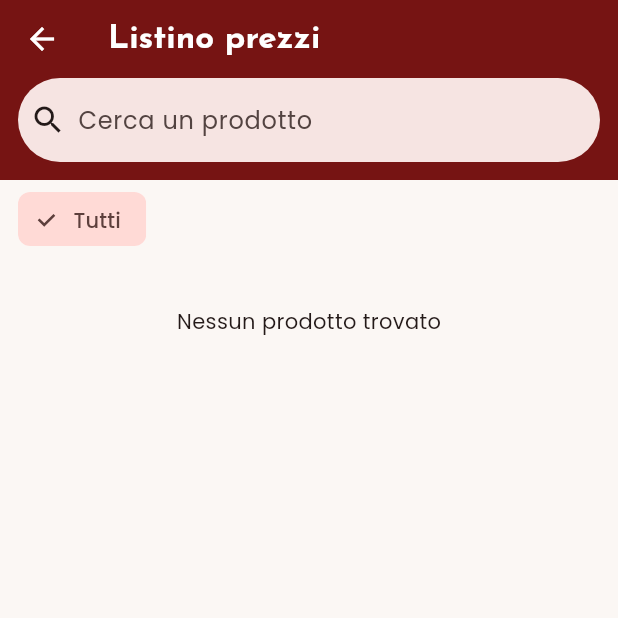
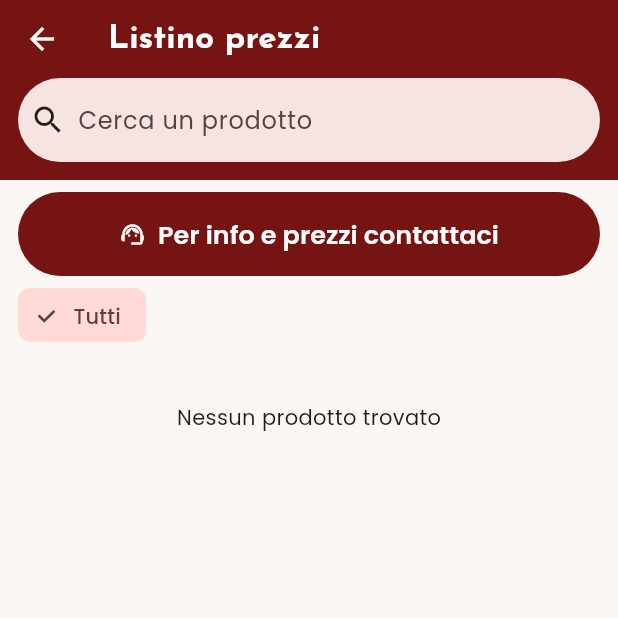
Before and after one commit to panchetto96/OrdinaFacile, a Flutter app: the CatalogScreen screen opened directly, on a phone screen of 412 x 824 dp, the top half of it. Run offline on Flutter 3.47's test engine with Material 3 defaults, Android fonts, the phone set to English and light mode, and no system bars; our stand-ins replace file_picker, image_picker, package_info_plus, supabase_flutter; missing offline and left inert: excel; accounts and stored records are empty; network calls fail.

Commit message:
Listino clienti: pulsante contatti, niente unità di vendita (#15)
Claude-Session: https://claude.ai/code/session_01ThEgTw8pGd9fJs3HHg6XYE

Co-authored-by: Claude <noreply@anthropic.com>

```diff
--- a/lib/config.dart
+++ b/lib/config.dart
@@ -3,3 +3,8 @@
 // Si possono sovrascrivere in build con --dart-define=SUPABASE_URL=... --dart-define=SUPABASE_KEY=...
 const supabaseUrl = String.fromEnvironment('SUPABASE_URL', defaultValue: 'https://stknnostvolacmuyvydk.supabase.co');
 const supabaseKey = String.fromEnvironment('SUPABASE_KEY', defaultValue: 'sb_publishable_wuqkGGvM2cuD9tv9Fm7Exg_IHOTx3Ey');
+
+// Contatti di Dofrelli Distribuzione mostrati ai clienti nel listino.
+const contactMobile = '331 2130481';
+const contactPhone = '06 20766404';
+const contactEmail = 'info@dofrellidistribuzione.it';
--- a/lib/format.dart
+++ b/lib/format.dart
@@ -20,15 +20,6 @@ String unitShort(String unit) => switch (unit) {
 /// "€ 12,50 / kg"
 String pricePerUnit(num price, String unit) => '${euro(price)} / ${unitLong(unit)}';
 
-/// Come si vende il prodotto, per i clienti (che non vedono i prezzi): "Al kg", "All'etto"...
-String soldBy(String unit) => switch (unit) {
-      'kg' => 'Al kg',
-      'etto' => 'All\'etto',
-      'lt' => 'Al litro',
-      'ct' => 'Al cartone',
-      _ => 'Al pezzo',
-    };
-
 /// Nome per esteso dell'unità, per i prezzi: "kg", "etto", "litro", "cartone", "pezzo".
 String unitLong(String unit) => switch (unit) {
       'kg' => 'kg',
--- a/lib/screens/customer/cart_screen.dart
+++ b/lib/screens/customer/cart_screen.dart
@@ -2,7 +2,6 @@ import 'package:flutter/material.dart';
 import 'package:provider/provider.dart';
 
 import '../../cart.dart';
-import '../../format.dart';
 import '../../repo.dart';
 import '../../ui.dart';
 import 'quantity_stepper.dart';
@@ -69,7 +68,6 @@ class _CartScreenState extends State<CartScreen> {
               for (final l in cart.lines) ...[
                 ListTile(
                   title: Text(l.product.name),
-                  subtitle: Text(soldBy(l.product.unit)),
                   trailing: QuantityStepper(product: l.product),
                 ),
                 const Divider(height: 1),
--- a/lib/screens/customer/catalog_screen.dart
+++ b/lib/screens/customer/catalog_screen.dart
@@ -2,10 +2,10 @@ import 'package:flutter/material.dart';
 import 'package:provider/provider.dart';
 
 import '../../cart.dart';
-import '../../format.dart';
 import '../../models.dart';
 import '../../repo.dart';
 import '../../ui.dart';
+import 'contact_banner.dart';
 import 'quantity_stepper.dart';
 
 class CatalogScreen extends StatefulWidget {
@@ -67,6 +67,7 @@ class _CatalogScreenState extends State<CatalogScreen> {
               .where((p) => _query.isEmpty || p.name.toLowerCase().contains(_query) || p.category.toLowerCase().contains(_query))
               .toList();
           return Column(children: [
+            const ContactBanner(),
             SizedBox(
               height: 52,
               child: ListView(
@@ -93,8 +94,6 @@ class _CatalogScreenState extends State<CatalogScreen> {
                           final p = shown[i];
                           return withCategoryHeader(context, [for (final s in shown) s.category], i, ListTile(
                             title: Text(p.name),
-                            // I clienti non vedono i prezzi: solo come si vende il prodotto.
-                            subtitle: Text(soldBy(p.unit)),
                             trailing: widget.ordering ? QuantityStepper(product: p) : null,
                           ));
                         },
--- /dev/null
+++ b/lib/screens/customer/contact_banner.dart
@@ -0,0 +1,65 @@
+import 'package:flutter/material.dart';
+import 'package:url_launcher/url_launcher.dart';
+
+import '../../config.dart';
+
+/// Pulsante in cima al listino: i clienti non vedono i prezzi, quindi per
+/// info e prezzi chiamano o scrivono al magazzino.
+class ContactBanner extends StatelessWidget {
+  const ContactBanner({super.key});
+
+  Future<void> _open(BuildContext context, Uri uri) async {
+    if (!await launchUrl(uri, mode: LaunchMode.externalApplication) && context.mounted) {
+      ScaffoldMessenger.of(context).showSnackBar(const SnackBar(content: Text('Impossibile aprire il contatto')));
+    }
+  }
+
+  void _show(BuildContext context) {
+    String digits(String n) => n.replaceAll(' ', '');
+    showModalBottomSheet<void>(
+      context: context,
+      showDragHandle: true,
+      builder: (ctx) => SafeArea(
+        child: Column(mainAxisSize: MainAxisSize.min, children: [
+          Text('Per info e prezzi contattaci', style: Theme.of(ctx).textTheme.titleLarge),
+          const SizedBox(height: 8),
+          ListTile(
+            leading: const Icon(Icons.smartphone),
+            title: const Text('Chiama il cellulare'),
+            subtitle: const Text(contactMobile),
+            onTap: () => _open(context, Uri(scheme: 'tel', path: digits(contactMobile))),
+          ),
+          ListTile(
+            leading: const Icon(Icons.phone),
+            title: const Text('Chiama l\'ufficio'),
+            subtitle: const Text(contactPhone),
+            onTap: () => _open(context, Uri(scheme: 'tel', path: digits(contactPhone))),
+          ),
+          ListTile(
+            leading: const Icon(Icons.email_outlined),
+            title: const Text('Scrivi una email'),
+            subtitle: const Text(contactEmail),
+            onTap: () => _open(context, Uri(scheme: 'mailto', path: contactEmail)),
+          ),
+          const SizedBox(height: 8),
+        ]),
+      ),
+    );
+  }
+
+  @override
+  Widget build(BuildContext context) {
+    return Padding(
+      padding: const EdgeInsets.fromLTRB(12, 8, 12, 0),
+      child: SizedBox(
+        width: double.infinity,
+        height: 56,
+        child: FilledButton.icon(
+          onPressed: () => _show(context),
+          icon: const Icon(Icons.support_agent),
+          label: const Text('Per info e prezzi contattaci', style: TextStyle(fontSize: 17)),
+        ),
+      ),
+    );
+  }
+}
```
Also changed, not shown: 1 other file.
